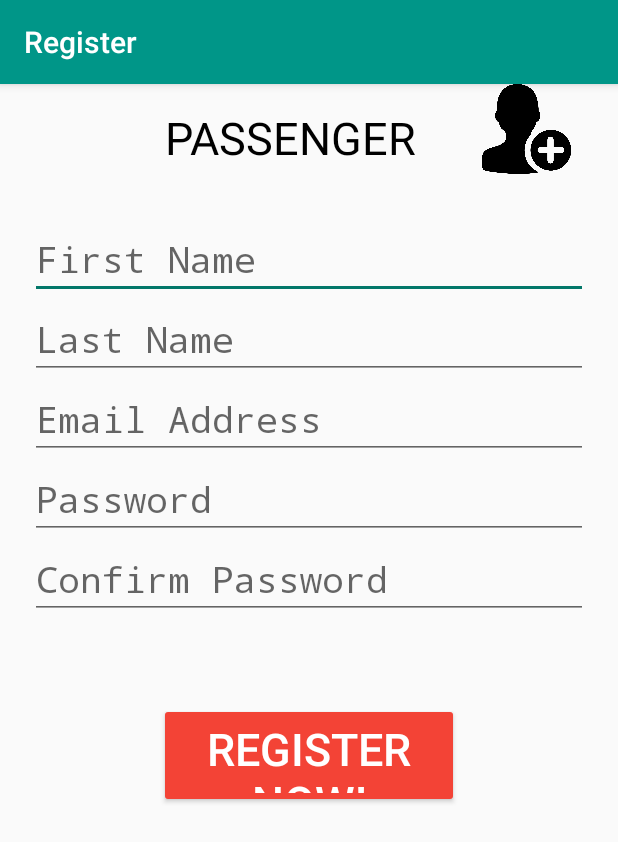
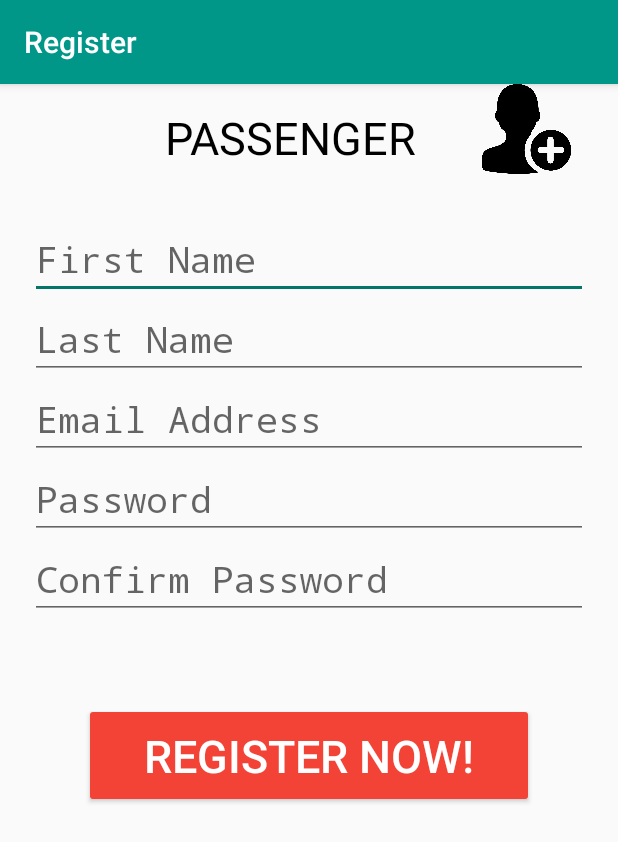
Before and after one commit to zomnilabs/cabtap, an Android app: the RegisterActivity screen opened directly, with no data from a screen before it, on a phone screen of 412 x 824 dp. Shown: the top 842 px of the screen. Run offline under Robolectric (Android 15) with nearby library versions, the light colour scheme and no system bars; our stand-ins replace ButterKnife, Firebase (no records; nobody signed in at launch, a user with empty details on screens opened directly); libraries missing offline, so code that uses them is left out: rx.subjects; 2 statements that could not run were skipped.

Commit message:
update styles

```diff
--- a/app/src/main/res/layout/activity_register.xml
+++ b/app/src/main/res/layout/activity_register.xml
@@ -106,7 +106,7 @@
                 android:theme="@style/DangerButton"
                 android:textSize="@dimen/text_size"
                 android:layout_gravity="center_horizontal"
-                android:layout_width="@dimen/btn_width"
+                android:layout_width="300dp"
                 android:layout_height="@dimen/btn_height"
                 android:layout_marginTop="20dp"
                 android:text="@string/register_now" />
```
